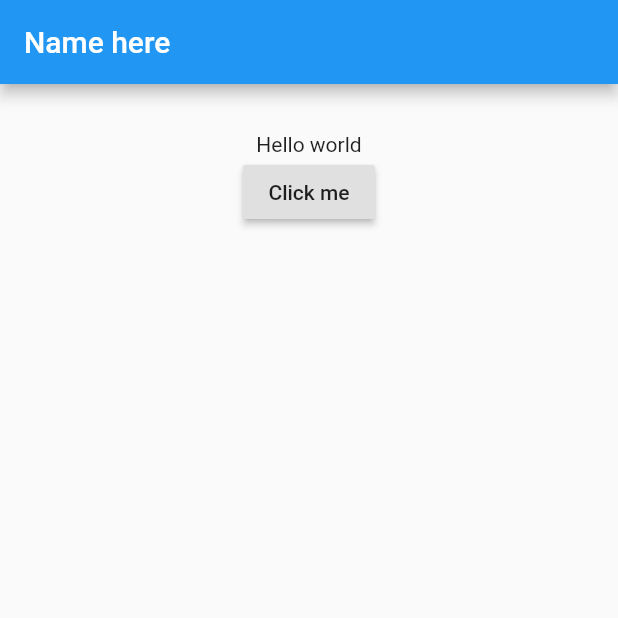
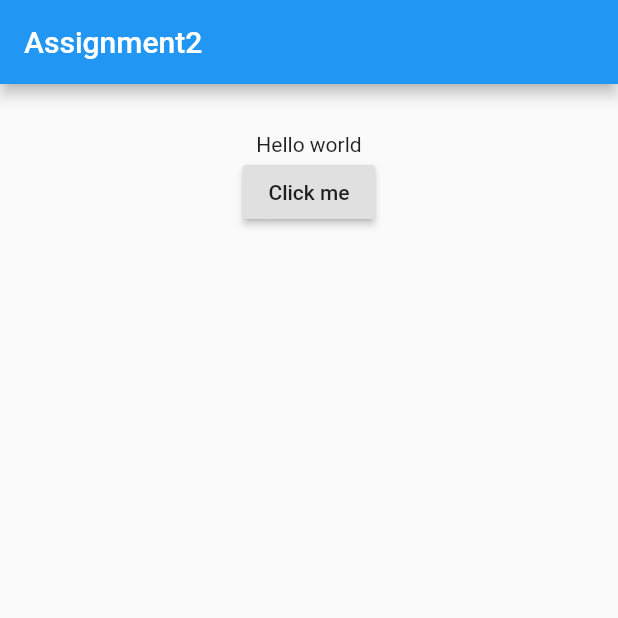
Before and after one commit to sonalijain1999/Assignment2medium, a Flutter app: the screen it shows after launch, on a phone screen of 412 x 824 dp, the top half of it. Run offline on Flutter 3.47's test engine with Material 2 defaults, Android fonts, the phone set to English and light mode, and no system bars.

Commit message:
initial commit

```diff
--- a/assignment2/lib/main.dart
+++ b/assignment2/lib/main.dart
@@ -22,7 +22,7 @@ class _State extends State<MyApp> {
   Widget build(BuildContext context) {
     return Scaffold(
       appBar:  AppBar(
-        title:  Text('Name here'),
+        title:  Text('Assignment2'),
       ),
       body:  Container(
           padding:  EdgeInsets.all(32.0),
```
